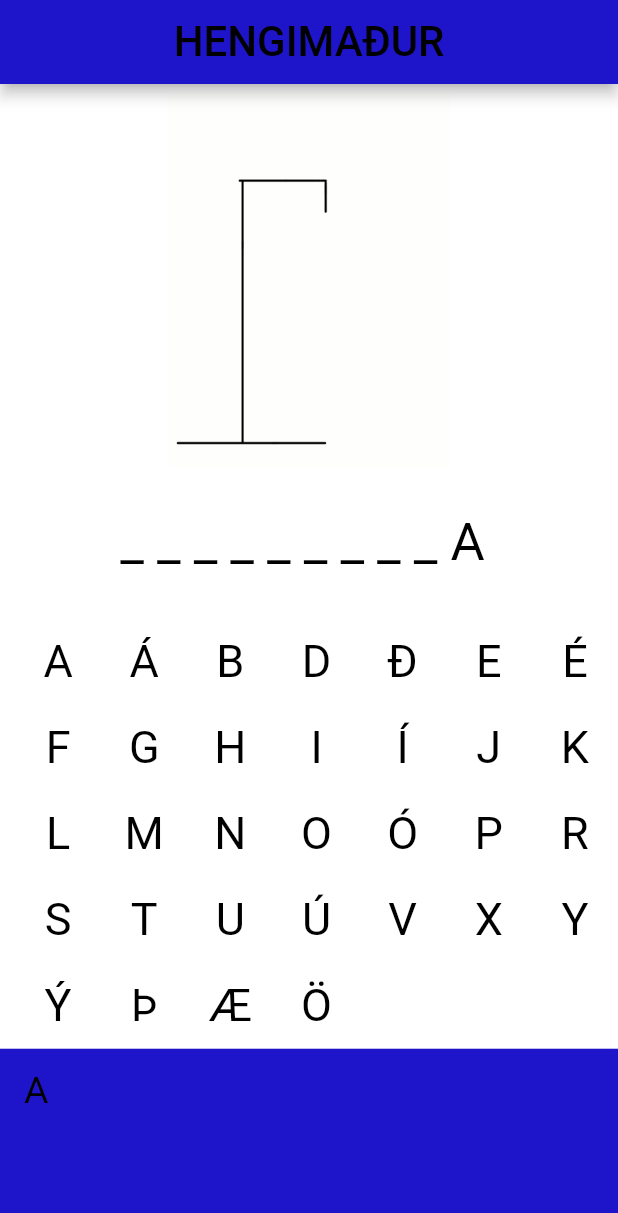
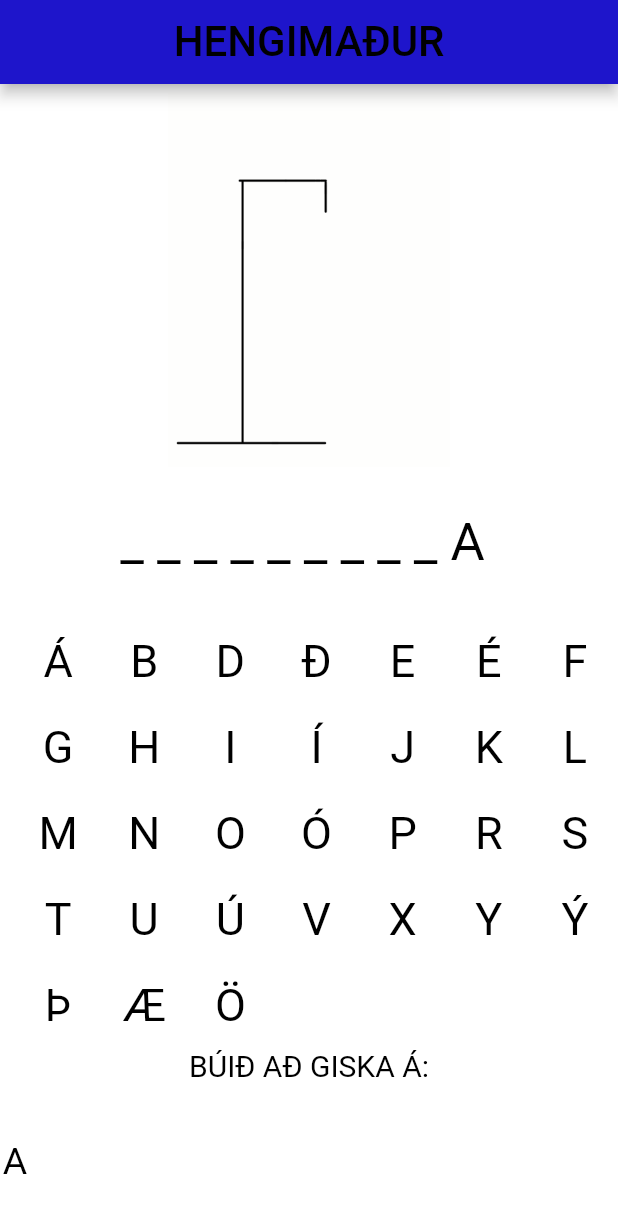
Before and after one commit to almarthor/Hangman_Game, a Flutter app: the screen it shows after launch, after a tap on an icon or button, on a phone screen of 412 x 824 dp. Shown: the top 1213 px of the screen. Run offline on Flutter 3.47's test engine with Material 2 defaults, Android fonts, the phone set to English and light mode, and no system bars.

Commit message:
Búinn HAHAHA ER SVO GÁFAÐUR

```diff
--- a/lib/game_screen.dart
+++ b/lib/game_screen.dart
@@ -11,6 +11,7 @@ class GameScreen extends StatefulWidget {
 
 class _GameScreenState extends State<GameScreen> {
   String word = wordsList[Random().nextInt(wordsList.length)];
+
   List allGuessedLetters = [];
   List guessedAlphabets = [];
   int status = 0;
@@ -51,6 +52,9 @@ class _GameScreenState extends State<GameScreen> {
                       Navigator.pop(context);
                       setState(() {
                         status = 0;
+                        letters.addAll(List.from(allGuessedLetters));
+                        letters.sort();
+                        allGuessedLetters.clear();
                         guessedAlphabets.clear();
                         word = wordsList[Random().nextInt(wordsList.length)];
                       });
@@ -86,11 +90,13 @@ class _GameScreenState extends State<GameScreen> {
       setState(() {
         guessedAlphabets.add(alphabet);
         allGuessedLetters.add(alphabet);
+        letters.remove(alphabet);
       });
     } else if (status != 6) {
       setState(() {
         allGuessedLetters.add(alphabet);
         status += 1;
+        letters.remove(alphabet);
       });
     } else {
       openDialog('Looser HAHAHA');
@@ -137,9 +143,6 @@ class _GameScreenState extends State<GameScreen> {
               const SizedBox(
                 height: 30,
               ),
-              //sdf
-              //StyledText(guessedAlphabets[hashCode], 20),
-              //sdf
               StyledText(handleText(), 35),
               const SizedBox(
                 height: 30,
@@ -161,22 +164,31 @@ class _GameScreenState extends State<GameScreen> {
                   );
                 }).toList(),
               ),
-              Column(
-                children: [
-                  Container(
-                    color: const Color.fromARGB(255, 30, 21, 203),
-                    height: 200,
-                    child: ListView.builder(
-                      itemCount: allGuessedLetters.length,
-                      itemBuilder: (context, index) {
-                        return ListTile(
-                          title: StyledText(allGuessedLetters[index], 25),
-                        );
-                      },
-                    ),
-                  ),
-                ],
-              )
+              Container(
+                height: 50,
+                child: StyledText('BÚIÐ AÐ GISKA Á:', 20),
+              ),
+              Container(
+                height: 50,
+                child: ListView(
+                  scrollDirection: Axis.horizontal,
+                  children: allGuessedLetters.map((item) {
+                    return Container(
+                      width: 20,
+                      height: 20,
+                      child: Center(
+                        child: Text(
+                          item,
+                          style: const TextStyle(
+                            color: Colors.black,
+                            fontSize: 25.0,
+                          ),
+                        ),
+                      ),
+                    );
+                  }).toList(),
+                ),
+              ),
             ],
           ),
         ),
```
